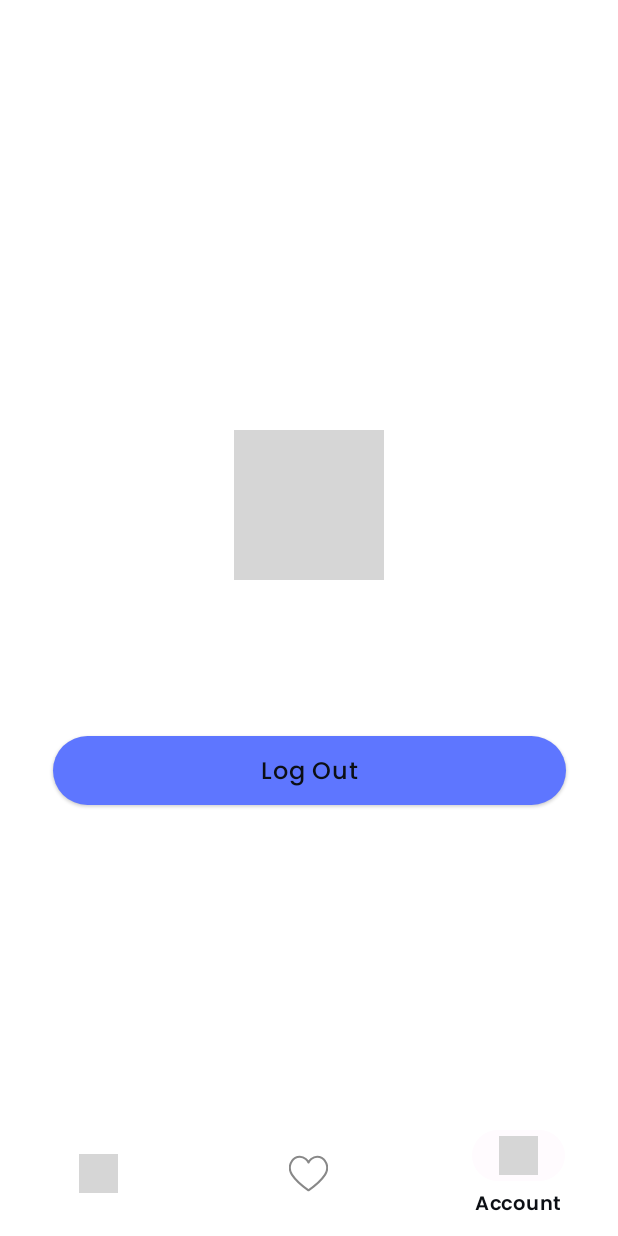
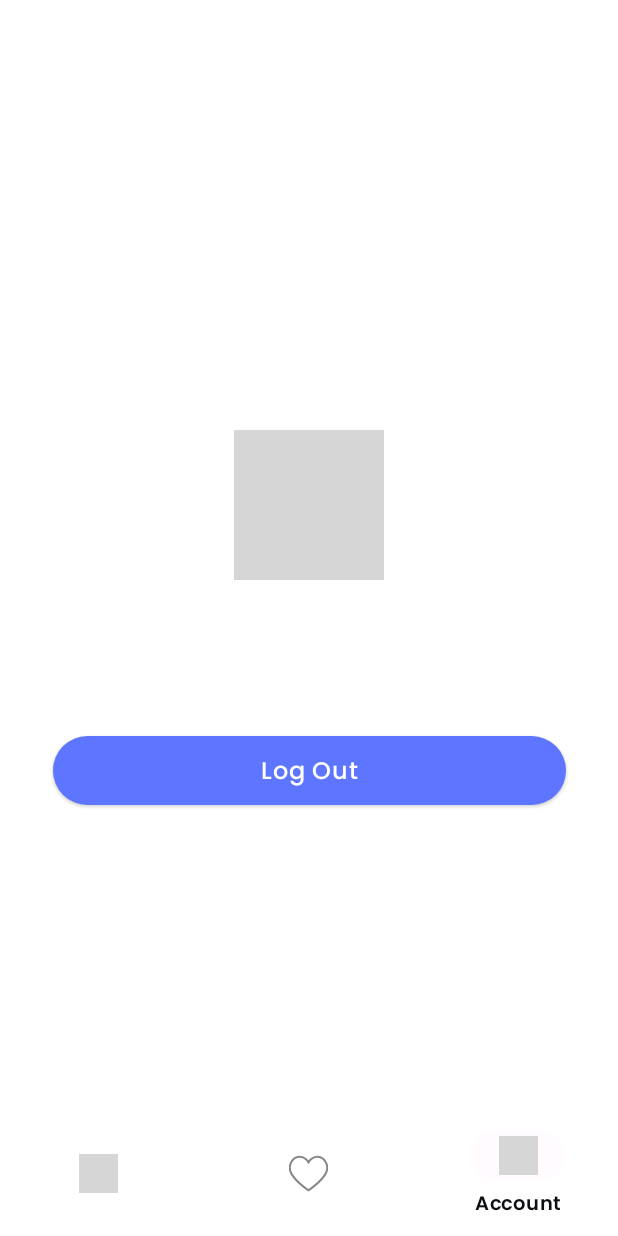
Before and after one commit to phinion8/Reciipiie, an Android app built with Jetpack Compose: the HomeScreen screen opened through its navigation route, item 3 of the bottom bar chosen, on a phone screen of 412 x 824 dp. Run offline under Robolectric (Android 15) with nearby library versions, the phone set to English and light mode, and no system bars; our stand-ins replace Dagger/Hilt's generated code, Firebase (no records; nobody signed in at launch, a user with empty details on screens opened directly), Shimmer; pictures from the network do not load; grey boxes are pictures that could not be loaded.

Commit message:
fixed shimmer loading issue and fixed viewmodel instance created every time also fixed the issue of light theme at some places

```diff
--- a/app/src/main/java/com/priyanshu/reciipiie/ui/components/CustomElevatedButton.kt
+++ b/app/src/main/java/com/priyanshu/reciipiie/ui/components/CustomElevatedButton.kt
@@ -13,6 +13,8 @@ import androidx.compose.ui.text.font.FontStyle
 import androidx.compose.ui.text.font.FontWeight
 import androidx.compose.ui.unit.dp
 import com.priyanshu.reciipiie.ui.theme.blue
+import com.priyanshu.reciipiie.ui.theme.lightGrey
+import com.priyanshu.reciipiie.ui.theme.white
 
 @Composable
 fun CustomElevatedButton(
@@ -29,13 +31,13 @@ fun CustomElevatedButton(
             .fillMaxWidth(0.9f),
         colors = ButtonDefaults.buttonColors(containerColor = blue)
     ) {
-
+        lightGrey
         Text(
             modifier = Modifier.padding(
                 vertical = 4.dp
             ),
             text = text,
-            style = MaterialTheme.typography.bodyLarge.copy(fontWeight = FontWeight.Medium)
+            style = MaterialTheme.typography.bodyLarge.copy(fontWeight = FontWeight.Medium, color = white)
         )
 
     }
--- a/app/src/main/java/com/priyanshu/reciipiie/ui/components/ShimmerLoading.kt
+++ b/app/src/main/java/com/priyanshu/reciipiie/ui/components/ShimmerLoading.kt
@@ -21,11 +21,11 @@ fun Modifier.shimmerLoadingAnimation(
     return composed {
 
         val shimmerColors = listOf(
-            Color.White.copy(alpha = 0.3f),
-            Color.White.copy(alpha = 0.5f),
-            Color.White.copy(alpha = 1.0f),
-            Color.White.copy(alpha = 0.5f),
-            Color.White.copy(alpha = 0.3f),
+            Color.LightGray.copy(alpha = 0.3f),
+            Color.LightGray.copy(alpha = 0.5f),
+            Color.LightGray.copy(alpha = 1.0f),
+            Color.LightGray.copy(alpha = 0.5f),
+            Color.LightGray.copy(alpha = 0.3f),
         )
 
         val transition = rememberInfiniteTransition(label = "")
--- a/app/src/main/java/com/priyanshu/reciipiie/ui/screens/home/HomeScreen.kt
+++ b/app/src/main/java/com/priyanshu/reciipiie/ui/screens/home/HomeScreen.kt
@@ -91,6 +91,9 @@ fun HomeScreen(
                         navController = navController,
                         onItemClick = {
                             navController.navigate(it.route) {
+                                popUpTo(navController.graph.startDestinationId) {
+                                    saveState = true
+                                }
                                 this.launchSingleTop = true
                                 this.restoreState = true
                             }
@@ -115,7 +118,6 @@ fun HomeScreenContent(
     val lazyColumnState = rememberLazyListState()
     val topBarVisibility = lazyColumnState.isScrollingUp()
     val isLoading by viewModel.isLoading.collectAsState()
-    val isError by viewModel.isError.collectAsState()
 
     val shouldStartPaginate = remember {
         derivedStateOf {
@@ -132,19 +134,6 @@ fun HomeScreenContent(
         }
     }
 
-    val context = LocalContext.current
-
-    LaunchedEffect(key1 = Unit) {
-        viewModel.getRandomRecipeList()
-
-    }
-
-
-    LaunchedEffect(key1 = Unit) {
-        if (isError != null){
-            context.showToast(isError!!)
-        }
-    }
 
     val randomRecipeList by viewModel.randomRecipeList.collectAsState()
 
--- a/app/src/main/java/com/priyanshu/reciipiie/ui/screens/home/viewModel/HomeViewModel.kt
+++ b/app/src/main/java/com/priyanshu/reciipiie/ui/screens/home/viewModel/HomeViewModel.kt
@@ -68,9 +68,10 @@ class HomeViewModel @Inject constructor(
             }
         }
         loadSearchItemPaginated()
+        getRandomRecipeList()
     }
 
-    fun getRandomRecipeList() {
+    private fun getRandomRecipeList() {
         viewModelScope.launch {
             spoonacularApiUseCase.getRandomRecipeList().collect { result ->
 
--- a/app/src/main/java/com/priyanshu/reciipiie/ui/screens/onboarding/GoogleSignInScreen.kt
+++ b/app/src/main/java/com/priyanshu/reciipiie/ui/screens/onboarding/GoogleSignInScreen.kt
@@ -47,6 +47,7 @@ import com.priyanshu.reciipiie.R
 import com.priyanshu.reciipiie.ui.components.LoadingDialog
 import com.priyanshu.reciipiie.ui.screens.onboarding.viewmodel.OnBoardingViewModel
 import com.priyanshu.reciipiie.ui.theme.grey300
+import com.priyanshu.reciipiie.ui.theme.lightGrey
 import com.priyanshu.reciipiie.ui.theme.primaryColor
 import com.priyanshu.reciipiie.ui.theme.secondaryColor
 import com.priyanshu.reciipiie.utils.Resource
@@ -160,7 +161,8 @@ fun GoogleSignInScreen(
             text = stringResource(R.string.welcome_to_reciipie),
             style = MaterialTheme.typography.headlineLarge.copy(
                 lineHeight = 64.sp,
-                textAlign = TextAlign.Center
+                textAlign = TextAlign.Center,
+                color = primaryColor
             )
         )
 
@@ -169,7 +171,7 @@ fun GoogleSignInScreen(
         Text(
             text = stringResource(R.string.please_sign_in_to_continue_by_signing_up_you_agree_to_our_terms_and_conditions),
             style = MaterialTheme.typography.bodyLarge.copy(
-                color = grey300,
+                color = lightGrey,
                 textAlign = TextAlign.Center
             )
         )
--- a/app/src/main/java/com/priyanshu/reciipiie/ui/screens/onboarding/OnBoardingScreen.kt
+++ b/app/src/main/java/com/priyanshu/reciipiie/ui/screens/onboarding/OnBoardingScreen.kt
@@ -55,7 +55,7 @@ fun OnBoardingScreen(
             Text(
                 text = stringResource(R.string.welcome_to_reciipiie_discover_delicious_recipes_and_unleash_your_inner_chef_let_s_start_cooking),
                 style = MaterialTheme.typography.bodyLarge.copy(
-                    color = grey300
+                    color = lightGrey
                 ),
                 textAlign = TextAlign.Center
             )
```
Also changed, not shown: 4 other files.
